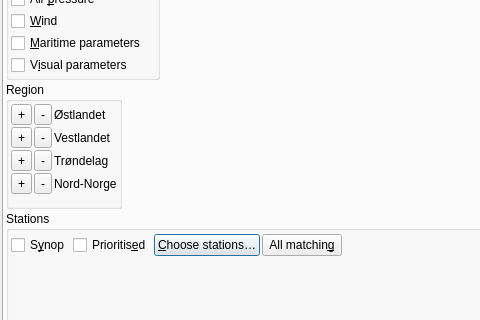
The window that src/listdialog.ui (metno/kvhqc) describes before a commit, drawn with Qt 5; both pictures show x 0 to 480 and y 107 to 427 of the 652 by 568 pixel window.
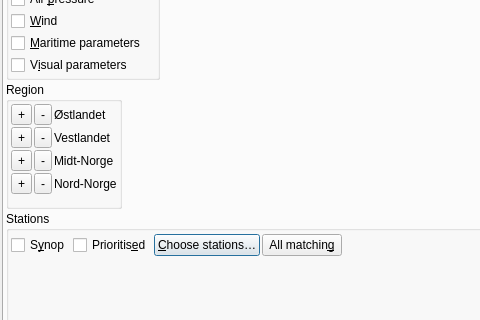
The same window after the commit. Icons and pictures are not drawn. Custom widgets are drawn as their Qt base class.

Commit message: Trøndelag is now Midt-Norge

The edit to the form file:
```diff
--- a/src/listdialog.ui
+++ b/src/listdialog.ui
@@ -302,7 +302,7 @@
             <item row="2" column="2">
              <widget class="QLabel" name="regionTrondLabel">
               <property name="text">
-               <string>Trøndelag</string>
+               <string>Midt-Norge</string>
               </property>
              </widget>
             </item>
```
Left out of the diff: 6 changed lines with no effect on the pictures. The commit also changes 2 other files.
